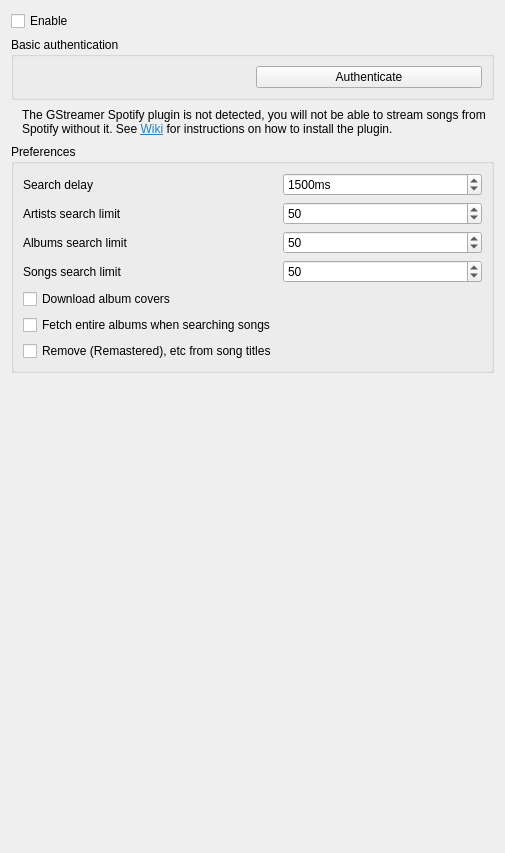
This is src/settings/spotifysettingspage.ui in strawberrymusicplayer/strawberry as Qt 5 draws it before an edit. The edited form follows.
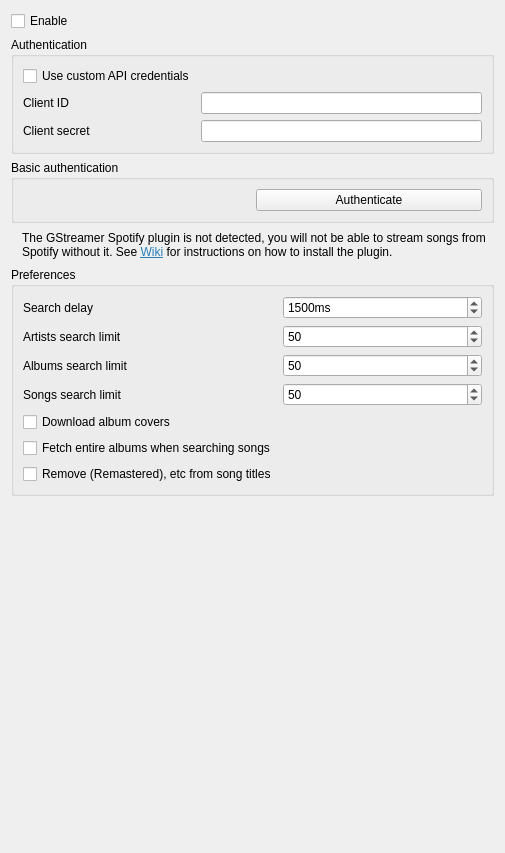
This is the edited form. Icons and pictures are not drawn. Custom widgets are drawn as their Qt base class.

Commit message: Remove API credentials from sources

What changed in the file:
```diff
--- a/src/settings/spotifysettingspage.ui
+++ b/src/settings/spotifysettingspage.ui
@@ -21,6 +21,62 @@
      </property>
     </widget>
    </item>
+   <item>
+    <widget class="QGroupBox" name="credential_group">
+     <property name="sizePolicy">
+      <sizepolicy hsizetype="Preferred" vsizetype="Maximum">
+       <horstretch>0</horstretch>
+       <verstretch>0</verstretch>
+      </sizepolicy>
+     </property>
+     <property name="title">
+      <string>Authentication</string>
+     </property>
+     <layout class="QFormLayout" name="layout_credential_group">
+      <item row="0" column="0">
+       <widget class="QCheckBox" name="checkbox_use_custom_credentials">
+        <property name="text">
+         <string>Use custom API credentials</string>
+        </property>
+       </widget>
+      </item>
+      <item row="1" column="0">
+       <widget class="QLabel" name="label_client_id">
+        <property name="minimumSize">
+         <size>
+          <width>150</width>
+          <height>0</height>
+         </size>
+        </property>
+        <property name="text">
+         <string>Client ID</string>
+        </property>
+       </widget>
+      </item>
+      <item row="1" column="1">
+       <widget class="QLineEdit" name="client_id">
+        <property name="text">
+         <string notr="true"/>
+        </property>
+       </widget>
+      </item>
+      <item row="2" column="0">
+       <widget class="QLabel" name="label_client_secret">
+        <property name="text">
+         <string>Client secret</string>
+        </property>
+       </widget>
+      </item>
+      <item row="2" column="1">
+       <widget class="QLineEdit" name="client_secret">
+        <property name="echoMode">
+         <enum>QLineEdit::Password</enum>
+        </property>
+       </widget>
+      </item>
+     </layout>
+    </widget>
+   </item>
    <item>
     <widget class="QGroupBox" name="groupbox_basic_authentication">
      <property name="title">
```
Left out of the diff: 3 changed lines with no effect on the pictures. The commit also changes 68 other files.
